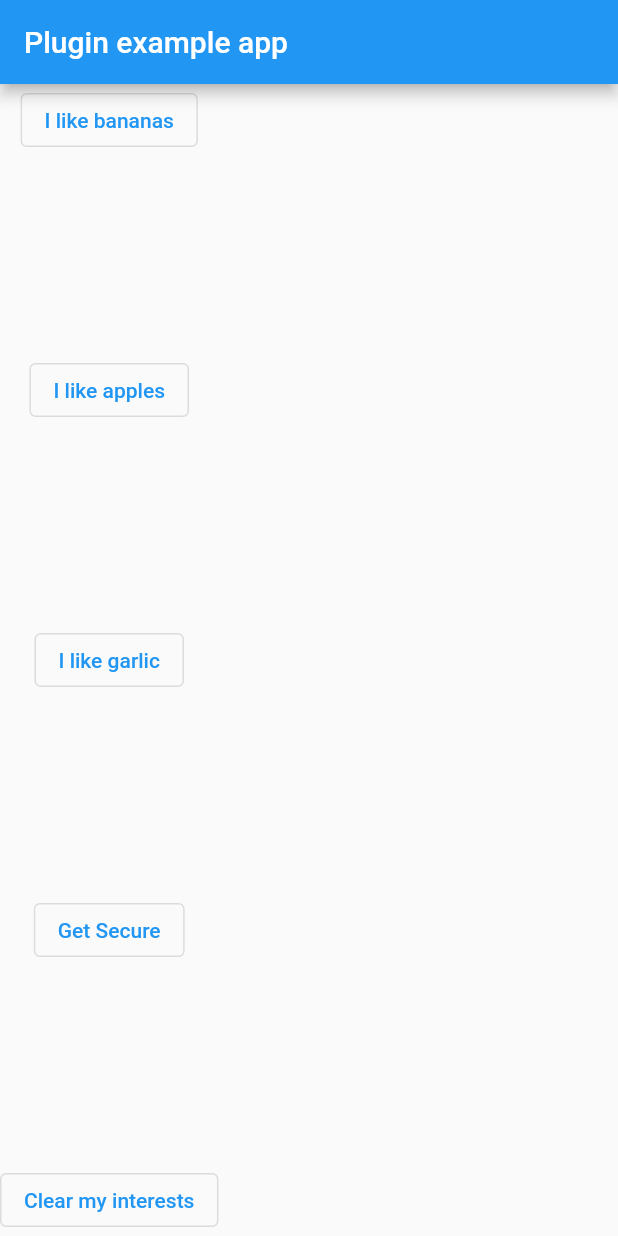
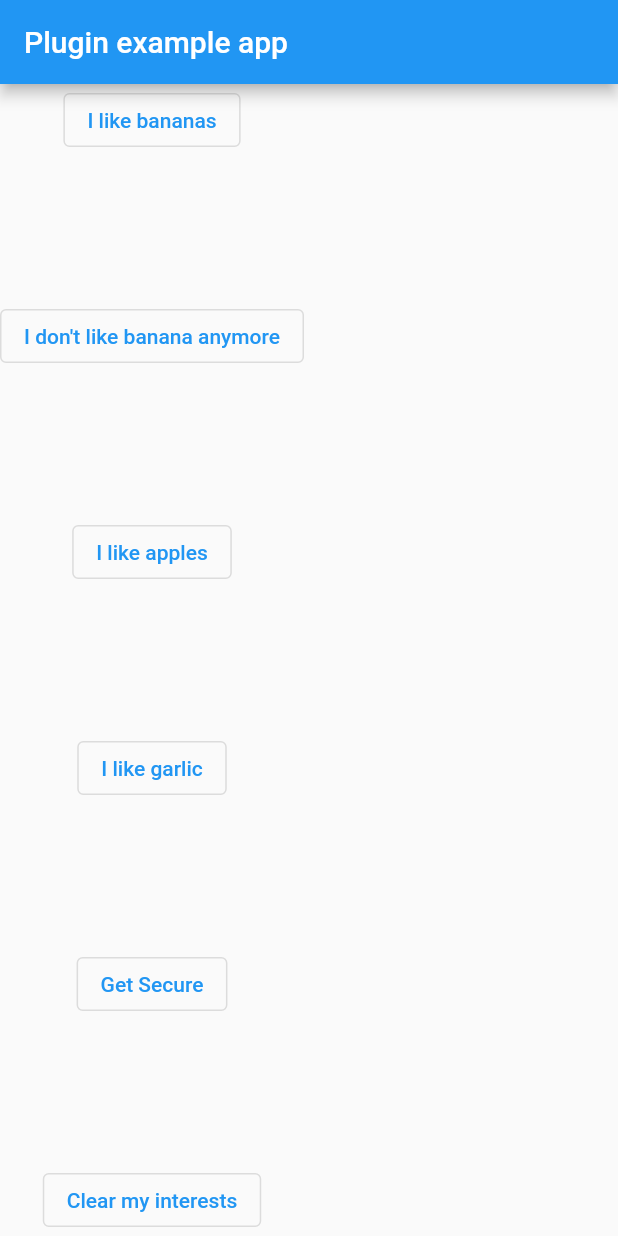
Before and after one commit to taseenappdevs/push-notifications-flutter, a Flutter app: the screen it shows after launch, after a tap on "Get Secure", on a phone screen of 412 x 824 dp. Run offline on Flutter 3.47's test engine with Material 2 defaults, Android fonts, the phone set to English and light mode, and no system bars; our stand-ins replace js, plugin_platform_interface; missing offline and left inert: dart:html; statements that could not run were skipped.

Commit message:
feat(example): improve example by creating a new button to remove interest

```diff
--- a/packages/pusher_beams/example/lib/main.dart
+++ b/packages/pusher_beams/example/lib/main.dart
@@ -6,20 +6,34 @@ import 'package:pusher_beams/pusher_beams.dart';
 void main() async {
   WidgetsFlutterBinding.ensureInitialized();
 
-  await PusherBeams.instance
-      .start('your-instance-id'); // Supply your own instanceId
+  await PusherBeams.instance.start(
+      '4232d328-8223-4c2a-bda3-36e4927321ce'); // Supply your own instanceId
 
   runApp(const MyApp());
 }
 
-class MyApp extends StatefulWidget {
+class MyApp extends StatelessWidget {
   const MyApp({Key? key}) : super(key: key);
 
   @override
-  State<MyApp> createState() => _MyAppState();
+  Widget build(BuildContext context) {
+    return MaterialApp(
+      title: 'Pusher Beams Flutter Example',
+      theme: ThemeData(primarySwatch: Colors.blue),
+      home: const MyHomePage(title: 'Pusher Beams Flutter Example'),
+    );
+  }
 }
 
-class _MyAppState extends State<MyApp> {
+class MyHomePage extends StatefulWidget {
+  const MyHomePage({Key? key, required this.title}) : super(key: key);
+  final String title;
+
+  @override
+  State<MyHomePage> createState() => _MyHomePageState();
+}
+
+class _MyHomePageState extends State<MyHomePage> {
   @override
   initState() {
     super.initState();
@@ -35,7 +49,7 @@ class _MyAppState extends State<MyApp> {
       ..credentials = 'omit';
 
     await PusherBeams.instance.setUserId(
-        'THIS IS AN USER ID',
+        'user-id',
         provider,
         (error) => {
               if (error != null) {print(error)}
@@ -92,6 +106,11 @@ class _MyAppState extends State<MyApp> {
                 child: const Text('I like bananas')),
             OutlinedButton(
                 onPressed: () async {
+                  await PusherBeams.instance.removeDeviceInterest('bananas');
+                },
+                child: const Text("I don't like banana anymore")),
+            OutlinedButton(
+                onPressed: () async {
                   await PusherBeams.instance.addDeviceInterest('apples');
                 },
                 child: const Text('I like apples')),
```
